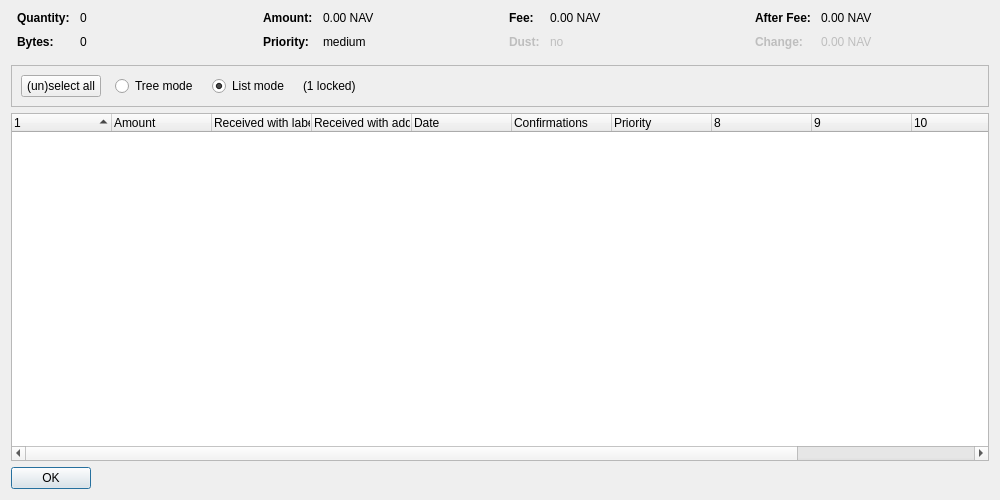
Qt form src/qt/forms/coincontroldialog.ui (navcoin/navcoin-core) before a commit.
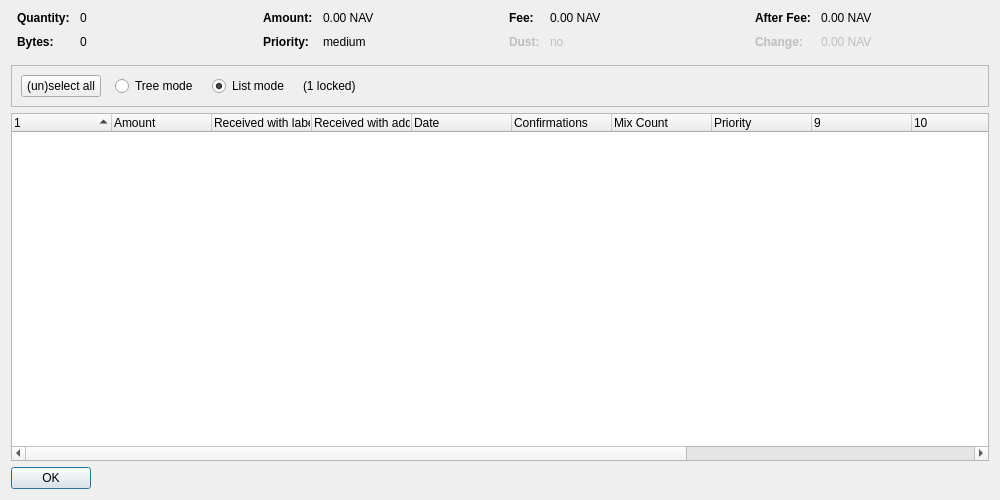
The same form after that commit. Custom widgets are drawn as their Qt base class.

Commit message: mix count for coincontrol

```diff
--- a/src/qt/forms/coincontroldialog.ui
+++ b/src/qt/forms/coincontroldialog.ui
@@ -440,7 +440,7 @@
       <bool>false</bool>
      </property>
      <property name="columnCount">
-      <number>12</number>
+      <number>14</number>
      </property>
      <attribute name="headerShowSortIndicator" stdset="0">
       <bool>true</bool>
@@ -481,6 +481,11 @@
        <string>Confirmed</string>
       </property>
      </column>
+     <column>
+      <property name="text">
+       <string>Mix Count</string>
+      </property>
+     </column>
      <column>
       <property name="text">
        <string>Priority</string>
@@ -511,6 +516,11 @@
        <string/>
       </property>
      </column>
+     <column>
+      <property name="text">
+       <string>13</string>
+      </property>
+     </column>
     </widget>
    </item>
    <item>
```
The commit also changes 6 other files.
